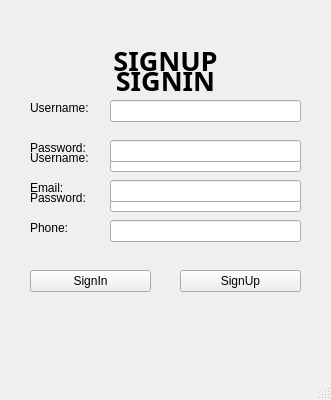
Qt form loginwindow.ui (donydchen/Agenda) before a commit.
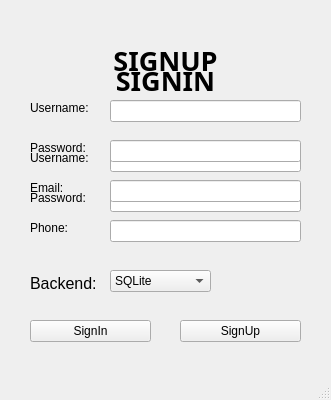
The same form after that commit.

What changed in the file:
```diff
--- a/loginwindow.ui
+++ b/loginwindow.ui
@@ -21,7 +21,7 @@
     <property name="geometry">
      <rect>
       <x>180</x>
-      <y>270</y>
+      <y>320</y>
       <width>121</width>
       <height>22</height>
      </rect>
@@ -252,7 +252,7 @@
     <property name="geometry">
      <rect>
       <x>30</x>
-      <y>270</y>
+      <y>320</y>
       <width>121</width>
       <height>22</height>
      </rect>
@@ -261,6 +261,44 @@
      <string>SignIn</string>
     </property>
    </widget>
+   <widget class="QLabel" name="label_9">
+    <property name="geometry">
+     <rect>
+      <x>30</x>
+      <y>273</y>
+      <width>71</width>
+      <height>21</height>
+     </rect>
+    </property>
+    <property name="font">
+     <font>
+      <pointsize>12</pointsize>
+     </font>
+    </property>
+    <property name="text">
+     <string>Backend:</string>
+    </property>
+   </widget>
+   <widget class="QComboBox" name="backendBox">
+    <property name="geometry">
+     <rect>
+      <x>110</x>
+      <y>270</y>
+      <width>101</width>
+      <height>22</height>
+     </rect>
+    </property>
+    <item>
+     <property name="text">
+      <string>SQLite</string>
+     </property>
+    </item>
+    <item>
+     <property name="text">
+      <string>JSON</string>
+     </property>
+    </item>
+   </widget>
    <zorder>loginwidget</zorder>
    <zorder>signup</zorder>
    <zorder>signupwidget</zorder>
```
Left out of the diff: 5 changed lines with no effect on the pictures.
